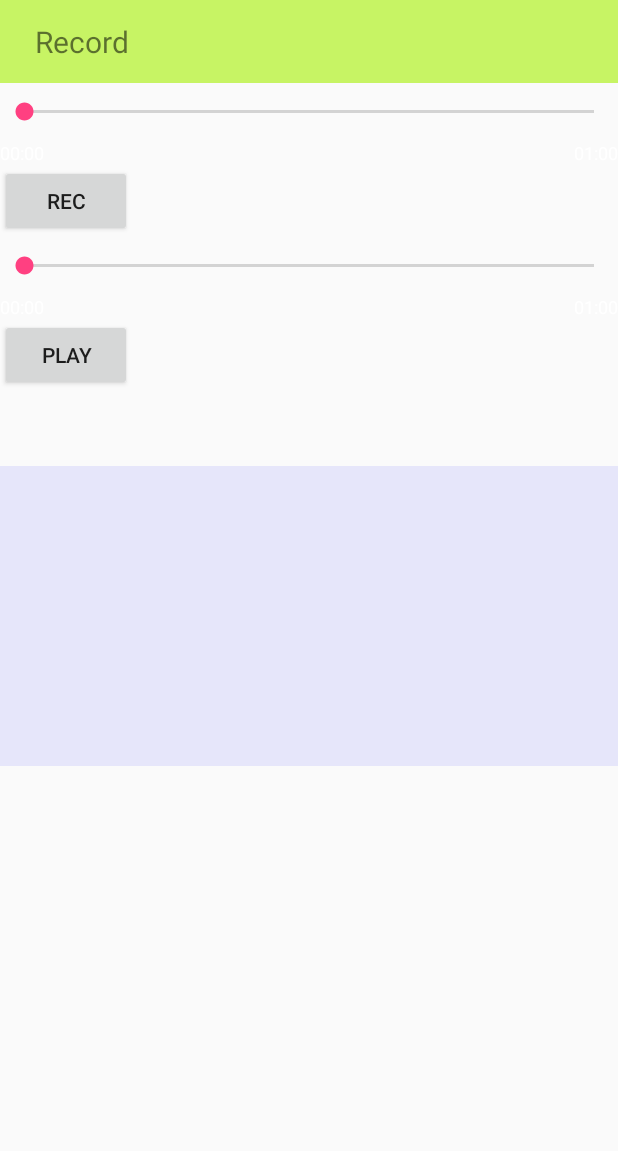
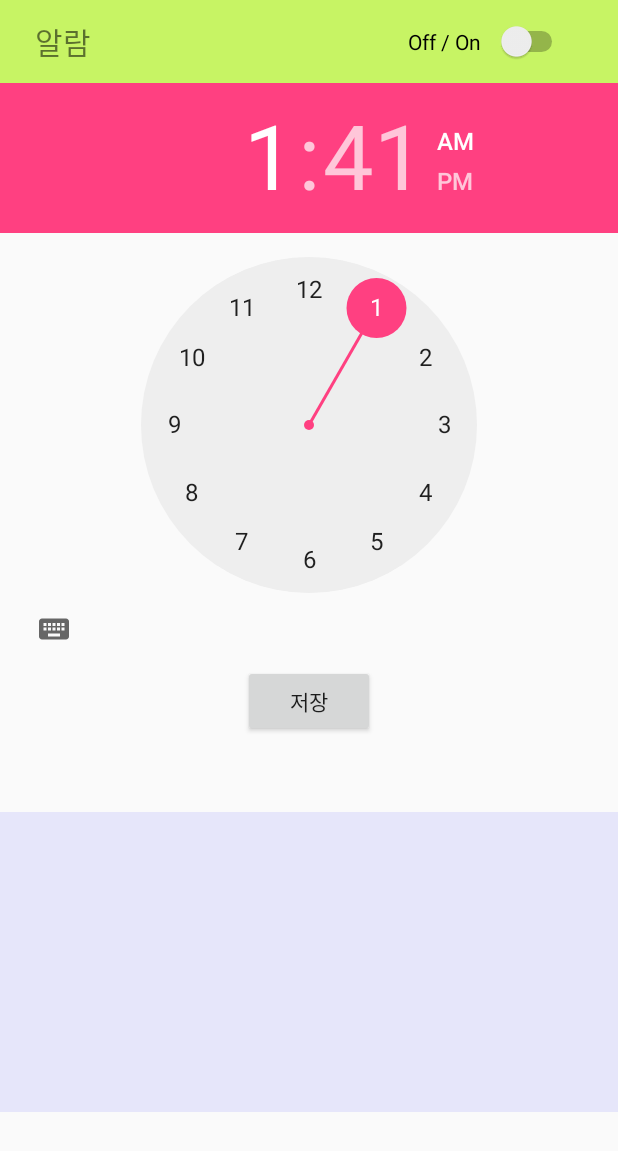
Before and after one commit to ParkMinHyun/DomoDomo_hack, an Android app: the screen it shows after launch (ProgressRecorder), after a tap on "RECORD", on a phone screen of 412 x 824 dp. Shown: the top 1151 px of the screen. Run offline under Robolectric (Android 15) with nearby library versions, the phone set to English and light mode, and no system bars.

Commit message:
[태석] 알람 보내기 기능

```diff
--- a/Hack/app/src/main/java/ensharp/tapcorder/MainActivity.java
+++ b/Hack/app/src/main/java/ensharp/tapcorder/MainActivity.java
@@ -30,20 +30,33 @@ public class MainActivity extends BT_Preference {
     Button btn_LED;
     Button btn_downMusic;
 
+    public static Context context;
+
     @Override
     public void onCreate(Bundle savedInstanceState) {
         super.onCreate(savedInstanceState);
         setContentView(R.layout.activity_menu);
 
+        context = this;
+
         Intent intent=new Intent(this,Splash.class);
         this.startActivity(intent);
+
 
         btn_record = (Button)findViewById(R.id.btn_Record);
         btn_record.setOnClickListener(new Button.OnClickListener(){
             public void onClick(View v){
-                startActivity(new Intent(MainActivity.this, ProgressRecorder.class));
+                Intent intent = new Intent(MainActivity.this,ProgressRecorder.class);
+                intent.putExtra("check",0);
+                startActivity(intent);
             }
         });
+//        if(AlarmCheck.check==1)
+//        {
+//            Intent intent_A = new Intent(MainActivity.this,ProgressRecorder.class);
+//            intent_A.putExtra("check",1);
+//            startActivity(intent_A);
+//        }
         btn_musicFiles = (Button)findViewById(R.id.btn_Music);
         btn_musicFiles.setOnClickListener(new Button.OnClickListener(){
             public void onClick(View v){
--- a/Hack/app/src/main/java/ensharp/tapcorder/Record/ProgressRecorder.java
+++ b/Hack/app/src/main/java/ensharp/tapcorder/Record/ProgressRecorder.java
@@ -10,6 +10,7 @@ import android.content.IntentFilter;
 import android.content.SharedPreferences;
 import android.media.MediaPlayer;
 import android.media.MediaRecorder;
+import android.os.AsyncTask;
 import android.os.Bundle;
 import android.speech.tts.TextToSpeech;
 import android.util.Log;
@@ -17,9 +18,12 @@ import android.view.View;
 import android.widget.AdapterView;
 import android.widget.ArrayAdapter;
 import android.widget.Button;
+import android.widget.CompoundButton;
 import android.widget.ListView;
 import android.widget.SeekBar;
+import android.widget.Switch;
 import android.widget.TextView;
+import android.widget.TimePicker;
 import android.widget.Toast;
 
 import java.io.File;
@@ -31,13 +35,13 @@ import java.util.Locale;
 import java.util.Set;
 import java.util.UUID;
 
+import ensharp.tapcorder.Arduino.ScreenReceiver;
 import ensharp.tapcorder.BT_Preference;
 import ensharp.tapcorder.MainActivity;
 import ensharp.tapcorder.R;
-import ensharp.tapcorder.Arduino.ScreenReceiver;
 //import Smarthangles.org.R;
 
-public class ProgressRecorder extends BT_Preference implements TextToSpeech.OnInitListener,View.OnClickListener, MediaPlayer.OnCompletionListener {
+public class ProgressRecorder extends BT_Preference implements TextToSpeech.OnInitListener, View.OnClickListener, MediaPlayer.OnCompletionListener {
 
 //    class MyThread extends Thread {
 //        @Override
@@ -71,10 +75,13 @@ public class ProgressRecorder extends BT_Preference implements TextToSpeech.OnIn
     byte[] readBuffer;
     int readBufferPosition;
     int counter;
+    int check = 0;
     volatile boolean stopWorker;
+    public static int hours, minutes, nowHours, nowMinutes, nowSeconds;
+    private AsyncTask alarmTask;
 
 
-/////////////////////////////////////////////////////////////
+    /////////////////////////////////////////////////////////////
     //대량의 문자열 데이터를 저장할 Arraylist 객체 생성
     ArrayList<String> mDatas = new ArrayList<String>();
 
@@ -93,7 +100,7 @@ public class ProgressRecorder extends BT_Preference implements TextToSpeech.OnIn
     private int mRecState = REC_STOP;
     private int mPlayerState = PLAY_STOP;
     private SeekBar mRecProgressBar, mPlayProgressBar;
-    private Button mBtnStartRec, mBtnStartPlay;
+    private Button mBtnStartRec, mBtnStartPlay, btnAlarmCheck;
     private String mFileName = "recordFile1.amr";
 
     private TextView mTvPlayMaxPoint;
@@ -101,8 +108,8 @@ public class ProgressRecorder extends BT_Preference implements TextToSpeech.OnIn
     private int mCurRecTimeMs = 0;
     private int mCurProgressTimeDisplay = 0;
 
-    private String newRecordFile="recordFile1"; //녹음파일이 null일때 파일명 시작값
-    private String mFilePath ; //녹음파일 디렉터리 위치
+    private String newRecordFile = "recordFile1"; //녹음파일이 null일때 파일명 시작값
+    private String mFilePath; //녹음파일 디렉터리 위치
 
     // 녹음시 SeekBar처리(old Version)
 //    Handler mProgressHandler = new Handler() {
@@ -154,6 +161,11 @@ public class ProgressRecorder extends BT_Preference implements TextToSpeech.OnIn
     public void onCreate(Bundle savedInstanceState) {
         super.onCreate(savedInstanceState);
         setContentView(R.layout.activity_record);
+
+//        Intent intent = getIntent();
+//        check = intent.getExtras().getInt("check");
+
+
 ///////////////////////////////////////////////////
         SharedPreferences mPairedSettings;
         mPairedSettings = getSharedPreferences(BT_PREFERENCE, Context.MODE_PRIVATE);
@@ -162,7 +174,8 @@ public class ProgressRecorder extends BT_Preference implements TextToSpeech.OnIn
             // 사실 선택하지 않으면 이 화면으로 오지 않는다
         }
         devicename = mPairedSettings.getString(BP_PREFERENCES_PAIRED_DEVICE, "");
-        info_textview = 			(TextView) findViewById(R.id.textview_info);
+        info_textview = (TextView) findViewById(R.id.textview_info);
+
 
         // 스크린이 꺼지면 bluetooth를 자동으로 연결 끊기 위해서 BroadcastReceiver 설정
         // 전화가 온다거나 다른 작업을 할 경우에는 블루투스 연결을 끊도록 하기위해서
@@ -177,29 +190,69 @@ public class ProgressRecorder extends BT_Preference implements TextToSpeech.OnIn
         ///////////////////////////////////////////
         // SD카드에 디렉토리를 만든다.
         mFilePath = MakeRecordDir.makeDir("progress_recorder");
-        Log.i("mFilePath~~??",mFilePath); ///storage/emulated/0/progress_recorder/
+        Log.i("mFilePath~~??", mFilePath); ///storage/emulated/0/progress_recorder/
 
-        mBtnStartRec = (Button) findViewById(R.id.btnStartRec);
-        mBtnStartPlay = (Button) findViewById(R.id.btnStartPlay);
-        mRecProgressBar = (SeekBar) findViewById(R.id.recProgressBar);
-        mPlayProgressBar = (SeekBar) findViewById(R.id.playProgressBar);
-        mTvPlayMaxPoint = (TextView) findViewById(R.id.tvPlayMaxPoint);
+//        mBtnStartRec = (Button) findViewById(R.id.btnStartRec);
+//        mBtnStartPlay = (Button) findViewById(R.id.btnStartPlay);
+//        mRecProgressBar = (SeekBar) findViewById(R.id.recProgressBar);
+//        mPlayProgressBar = (SeekBar) findViewById(R.id.playProgressBar);
+//        mTvPlayMaxPoint = (TextView) findViewById(R.id.tvPlayMaxPoint);
 
-        mBtnStartRec.setOnClickListener(this);
-        mBtnStartPlay.setOnClickListener(this);
+//        mBtnStartRec.setOnClickListener(this);
+//        mBtnStartPlay.setOnClickListener(this);
+
+        Switch alarmSwitch = (Switch) findViewById(R.id.alarm_on_off);
+        alarmSwitch.setOnCheckedChangeListener(new Switch.OnCheckedChangeListener() {
+            @Override
+            public void onCheckedChanged(CompoundButton compoundButton, boolean b) {
+                if (b) {
+
+                } else {
+                    check = 0;
+                }
+            }
+        });
 
 
-        Log.i("~~progrRecorder~~mRoot",mFilePath);
+        btnAlarmCheck = (Button) findViewById(R.id.btn_alarm_check);
+        btnAlarmCheck.setOnClickListener(new Button.OnClickListener() {
+            @Override
+            public void onClick(View view) {
+                try {
+                    sendData(String.valueOf(hours)+":"+String.valueOf(minutes)+":00");
+                } catch (IOException e) {
+                    e.printStackTrace();
+                }
+//                SimpleDateFormat formatter1 = new SimpleDateFormat("HH", Locale.KOREA);
+//                SimpleDateFormat formatter2 = new SimpleDateFormat("mm", Locale.KOREA);
+//                SimpleDateFormat formatter3 = new SimpleDateFormat("ss", Locale.KOREA);
+//                Date currentTime = new Date();
+//                final String dTime1 = formatter1.format(currentTime);
+//                final String dTime2 = formatter2.format(currentTime);
+//                final String dTime3 = formatter3.format(currentTime);
+//                nowHours = Integer.parseInt(dTime1);
+//                nowMinutes = Integer.parseInt(dTime2);
+//                nowSeconds = Integer.parseInt(dTime3);
+//                alarmTask = new AlarmCheck().execute();
+//                try {
+//                    sendData("Start Alarm");
+//                } catch (IOException e) {
+//                    e.printStackTrace();
+//                }
+//                Toast.makeText(ProgressRecorder.this, "알람 설정 완료", Toast.LENGTH_SHORT).show();
+            }
+        });
+
+        Log.i("~~progrRecorder~~mRoot", mFilePath);
         String[] fileList = getFileList(mFilePath);
-        for(int i=0; i < fileList.length; i++)
-        {
+        for (int i = 0; i < fileList.length; i++) {
             Log.d("~~~~fileList[i]~~~", fileList[i]);
             mDatas.add(fileList[i]); //리스트뷰에 디렉터리에 있는 파일띄우기
         }
         //fileList다음으로 등록할 recordFile명 지정
-        if(fileList.length!=0){
-            newRecordFile="recordFile"+String.valueOf(fileList.length+1);
-            Log.d("~~~~newrecordFile명::",newRecordFile);
+        if (fileList.length != 0) {
+            newRecordFile = "recordFile" + String.valueOf(fileList.length + 1);
+            Log.d("~~~~newrecordFile명::", newRecordFile);
         }
 
         //ListView가 보여줄 뷰를 만들어내는 Adapter 객체 생성
@@ -209,13 +262,42 @@ public class ProgressRecorder extends BT_Preference implements TextToSpeech.OnIn
         //세번째 파라미터 : adapter가 뷰로 만들어줄 대량의 데이터들
         //본 예제에서는 문자열만 하나씩 보여주면 되기 때문에 두번째 파라미터의 뷰 모먕은 Android 시스템에서 제공하는
         //기본 Layout xml 파일을 사용함.
-        ArrayAdapter adapter = new ArrayAdapter(this, android.R.layout.simple_list_item_1, mDatas);
-        listview = (ListView) findViewById(R.id.listview_rec);
-        listview.setAdapter(adapter); //위에 만들어진 Adapter를 ListView에 설정 : xml에서 'entries'속성
+//        ArrayAdapter adapter = new ArrayAdapter(this, android.R.layout.simple_list_item_1, mDatas);
+//        listview = (ListView) findViewById(R.id.listview_rec);
+//        listview.setAdapter(adapter); //위에 만들어진 Adapter를 ListView에 설정 : xml에서 'entries'속성
 
         //ListView의 아이템 하나가 클릭되는 것을 감지하는 Listener객체 설정 (Button의 OnClickListener와 같은 역할)
-        listview.setOnItemClickListener(listener);
+//        listview.setOnItemClickListener(listener);
 
+        TimePicker alarm = (TimePicker) findViewById(R.id.alarmTime);
+        alarm.setOnTimeChangedListener(new TimePicker.OnTimeChangedListener() {
+            @Override
+            public void onTimeChanged(TimePicker timePicker, int hour, int minute) {
+                hours = hour;
+                minutes = minute;
+//                Toast.makeText(ProgressRecorder.this, String.valueOf(hours) + String.valueOf(minutes), Toast.LENGTH_SHORT).show();
+//                    try {
+//                        sendData(String.valueOf(0));
+//                    } catch (IOException e) {
+//                        e.printStackTrace();
+//                    }
+
+            }
+        });
+//        if (check == 1) {
+//            Toast.makeText(ProgressRecorder.this, "성공", Toast.LENGTH_SHORT).show();
+//            try {
+//                sendData("hi");
+//            } catch (IOException e) {
+//                e.printStackTrace();
+//            }
+//
+//
+//        }
+//        else
+//        {
+//            tts = new TextToSpeech(this, this);
+//        }
 
     }
 
@@ -224,13 +306,13 @@ public class ProgressRecorder extends BT_Preference implements TextToSpeech.OnIn
         // 폴더 경로를 지정해서 File 객체 생성
         File fileRoot = new File(strPath);
         // 해당 경로가 폴더가 아니라면 함수 탈출
-        if( fileRoot.isDirectory() == false ) {
-            Log.i("getFileList~~","해당 경로가 폴더가 아닙니다");
+        if (fileRoot.isDirectory() == false) {
+            Log.i("getFileList~~", "해당 경로가 폴더가 아닙니다");
             return null;
         }
         // 파일 목록을 구한다
         String[] fileList = fileRoot.list();
-        Log.i("~~~getfileList~~Count","fileList의 갯수는 "+ fileList.length);
+        Log.i("~~~getfileList~~Count", "fileList의 갯수는 " + fileList.length);
         return fileList;
     }
 
@@ -298,21 +380,21 @@ public class ProgressRecorder extends BT_Preference implements TextToSpeech.OnIn
 
     // 버튼의 OnClick 이벤트 리스너
     public void onClick(View v) {
-        switch (v.getId()) {
-            case R.id.btnStartRec:
-
-                mBtnStartRecOnClick();
-                break;
-            case R.id.btnStartPlay:
-                try {
-                    mBtnStartPlayOnClick(mFileName);
-                } catch (IOException e) {
-                    e.printStackTrace();
-                }
-                break;
-            default:
-                break;
-        }
+//        switch (v.getId()) {
+//            case R.id.btnStartRec:
+//
+//                mBtnStartRecOnClick();
+//                break;
+//            case R.id.btnStartPlay:
+//                try {
+//                    mBtnStartPlayOnClick(mFileName);
+//                } catch (IOException e) {
+//                    e.printStackTrace();
+//                }
+//                break;
+//            default:
+//                break;
+//        }
     }
 
     //REC버튼 눌렀을때 녹음 시작 및 종료 메서드(리스트뷰에 리스트 추가)
@@ -325,7 +407,7 @@ public class ProgressRecorder extends BT_Preference implements TextToSpeech.OnIn
 
 
             //리스트뷰 문자열 데이터 ArrayList에 추가
-            mDatas.add(newRecordFile+".amr");
+            mDatas.add(newRecordFile + ".amr");
             ArrayAdapter adapter = new ArrayAdapter(this, android.R.layout.simple_list_item_1, mDatas);
             listview = (ListView) findViewById(R.id.listview_rec);
             listview.setAdapter(adapter); //위에 만들어진 Adapter를 ListView에 설정 : xml에서 'entries'속성
@@ -364,8 +446,8 @@ public class ProgressRecorder extends BT_Preference implements TextToSpeech.OnIn
             mRecorder.setAudioSource(MediaRecorder.AudioSource.MIC);
             mRecorder.setOutputFormat(MediaRecorder.OutputFormat.RAW_AMR);
             mRecorder.setAudioEncoder(MediaRecorder.AudioEncoder.DEFAULT);
-            mRecorder.setOutputFile(mFilePath+newRecordFile+".amr"); //newRecordFile명의 음성파일에 음성 녹음.
-            Log.d("setoutputFile문제??",newRecordFile+".amr");
+            mRecorder.setOutputFile(mFilePath + newRecordFile + ".amr"); //newRecordFile명의 음성파일에 음성 녹음.
+            Log.d("setoutputFile문제??", newRecordFile + ".amr");
             mRecorder.prepare();
             mRecorder.start();
         } catch (IllegalStateException e) {
@@ -390,7 +472,7 @@ public class ProgressRecorder extends BT_Preference implements TextToSpeech.OnIn
 //        mProgressHandler.sendEmptyMessageDelayed(0, 0);
     }
 
-    private void mBtnStartPlayOnClick(String mFileName) throws IOException{
+    private void mBtnStartPlayOnClick(String mFileName) throws IOException {
         if (mPlayerState == PLAY_STOP) {
             mPlayerState = PLAYING;
             startPlay(mFileName);
@@ -489,6 +571,7 @@ public class ProgressRecorder extends BT_Preference implements TextToSpeech.OnIn
             mBtnStartPlay.setText("Stop");
 
     }
+
     @Override
     public void onBackPressed() {
         try
@@ -501,7 +584,7 @@ public class ProgressRecorder extends BT_Preference implements TextToSpeech.OnIn
                 Thread.sleep(500);
 
             } catch (InterruptedException e) { }
-            //closeBT();
+            closeBT();
             try {
 
                 Thread.sleep(1000);
@@ -518,8 +601,8 @@ public class ProgressRecorder extends BT_Preference implements TextToSpeech.OnIn
 
         super.onBackPressed();
     }
-    public void sendData(String msg) throws IOException
-    {
+
+    public void sendData(String msg) throws IOException {
         //String msg = myTextbox.getText().toString();
         msg = msg.trim();
         msg += "\n";
@@ -541,13 +624,11 @@ public class ProgressRecorder extends BT_Preference implements TextToSpeech.OnIn
                 // btnSpeak.setEnabled(true);
                 speakOut("start");
 
-                try
-                {
+                try {
                     findBT();
                     openBT();
 
-                }
-                catch (IOException ex) {
+                } catch (IOException ex) {
                     speakOut("fail to open connection.");
                     startActivity(new Intent(ProgressRecorder.this, MainActivity.class));
 
@@ -588,7 +669,7 @@ public class ProgressRecorder extends BT_Preference implements TextToSpeech.OnIn
                     Thread.sleep(1000);
 
                 } catch (InterruptedException e) { }
-                //closeBT();
+                closeBT();
 
 
 
@@ -605,27 +686,21 @@ public class ProgressRecorder extends BT_Preference implements TextToSpeech.OnIn
     }
 
     // 페어링된 기기중에서 사용자가 선택한 블루투스를 실제로 찾는다.
-    void findBT()
-    {
+    void findBT() {
         mBluetoothAdapter = BluetoothAdapter.getDefaultAdapter();
-        if(mBluetoothAdapter == null)
-        {
+        if (mBluetoothAdapter == null) {
             speakOut("No bluetooth adapter available");
         }
 
-        if(!mBluetoothAdapter.isEnabled())
-        {
+        if (!mBluetoothAdapter.isEnabled()) {
             Intent enableBluetooth = new Intent(BluetoothAdapter.ACTION_REQUEST_ENABLE);
             startActivityForResult(enableBluetooth, 0);
         }
 
         Set<BluetoothDevice> pairedDevices = mBluetoothAdapter.getBondedDevices();
-        if(pairedDevices.size() > 0)
-        {
-            for(BluetoothDevice device : pairedDevices)
-            {
-                if(device.getName().equals(devicename))
-                {
+        if (pairedDevices.size() > 0) {
+            for (BluetoothDevice device : pairedDevices) {
+                if (device.getName().equals(devicename)) {
                     mmDevice = device;
                     break;
                 }
@@ -635,8 +710,7 @@ public class ProgressRecorder extends BT_Preference implements TextToSpeech.OnIn
     }
 
     //찾은 블루투스를 안드로이드 폰과 연결한다
-    void openBT() throws IOException
-    {
+    void openBT() throws IOException {
         UUID uuid = UUID.fromString("00001101-0000-1000-8000-00805f9b34fb"); //Standard SerialPortService ID
         mmSocket = mmDevice.createRfcommSocketToServiceRecord(uuid);
         mmSocket.connect();
@@ -646,7 +720,6 @@ public class ProgressRecorder extends BT_Preference implements TextToSpeech.OnIn
 
         speakOut("Connection Opened");
         is_connected = true;
-
 
 
         String msg = "start";
@@ -660,8 +733,7 @@ public class ProgressRecorder extends BT_Preference implements TextToSpeech.OnIn
 
 
     //블루투스를 안드로이드와 연결 해제한다.
-    void closeBT() throws IOException
-    {
+    void closeBT() throws IOException {
         String msg = "stop";
         msg += "\n";
         mmOutputStream.write(msg.getBytes());
@@ -669,11 +741,8 @@ public class ProgressRecorder extends BT_Preference implements TextToSpeech.OnIn
 
             Thread.sleep(100);
 
-        } catch (InterruptedException e) { }
-
-
-
-
+        } catch (InterruptedException e) {
+        }
 
 
         stopWorker = true;
--- a/Hack/app/src/main/res/layout/activity_record.xml
+++ b/Hack/app/src/main/res/layout/activity_record.xml
@@ -3,138 +3,46 @@
     android:layout_width="fill_parent"
     android:layout_height="fill_parent"
     android:orientation="vertical" >
+    <RelativeLayout
+        android:layout_width="match_parent"
+        android:layout_height="55dp">
     <TextView
         android:layout_width="match_parent"
         android:layout_height="55dp"
-        android:text="     Record"
+        android:text="     알람"
         android:textSize="20dp"
         android:id="@+id/textView2"
         android:gravity="fill_horizontal|center"
         android:background="#C7F464" />
+
+        <Switch
+            android:layout_width="wrap_content"
+            android:layout_height="wrap_content"
+            android:text="Off / On   "
+            android:id="@+id/alarm_on_off"
+            android:checked="false"
+            android:layout_alignParentTop="true"
+            android:layout_alignParentEnd="true"
+            android:layout_marginEnd="33dp"
+            android:layout_alignParentBottom="true" />
+    </RelativeLayout>
     <!-- progress bar -->
-    <LinearLayout
-        android:layout_width="fill_parent"
-        android:layout_height="wrap_content"
-        android:background="@null"
-        android:gravity="center_vertical|center_horizontal"
-        android:orientation="vertical" >
-
-        <SeekBar
-            android:id="@+id/recProgressBar"
-            android:layout_width="fill_parent"
-            android:layout_height="wrap_content"
-            android:layout_gravity="center_vertical|center_horizontal"
-            android:max="60000"
-            android:padding="10dp"
-            android:progress="0" />
-
-        <RelativeLayout
-            android:layout_width="fill_parent"
-            android:layout_height="wrap_content"
-            android:background="@null"
-            android:gravity="center_vertical"
-            android:orientation="vertical" >
-
-            <TextView
-                android:id="@+id/tvRecStartPoint"
-                android:layout_width="wrap_content"
-                android:layout_height="wrap_content"
-                android:layout_alignParentLeft="true"
-                android:layout_gravity="center_vertical|left"
-                android:text="00:00"
-                android:textColor="#FFFFFF"
-                android:textSize="12sp" />
-
-            <TextView
-                android:id="@+id/tvRecMaxPoint"
-                android:layout_width="wrap_content"
-                android:layout_height="wrap_content"
-                android:layout_alignParentRight="true"
-                android:layout_gravity="center_vertical|right"
-                android:text="01:00"
-                android:textColor="#FFFFFF"
-                android:textSize="12sp" />
-        </RelativeLayout>
-    </LinearLayout>
-
-    <LinearLayout
-        android:layout_width="wrap_content"
-        android:layout_height="wrap_content"
-        android:background="@null"
-        android:gravity="center_vertical|center_horizontal"
-        android:orientation="horizontal" >
-
-        <Button
-            android:id="@+id/btnStartRec"
-            android:layout_width="fill_parent"
-            android:layout_height="wrap_content"
-            android:text="Rec"
-            android:textSize="14sp" />
-
-    </LinearLayout>
 
     <!-- progress bar -->
 
-    <LinearLayout
-        android:layout_width="fill_parent"
+
+    <TimePicker
+        android:layout_width="match_parent"
         android:layout_height="wrap_content"
-        android:background="@null"
-        android:gravity="center_vertical|center_horizontal"
-        android:orientation="vertical" >
+        android:id="@+id/alarmTime"
+        android:layout_gravity="center_horizontal" />
 
-        <SeekBar
-            android:id="@+id/playProgressBar"
-            android:layout_width="fill_parent"
-            android:layout_height="wrap_content"
-            android:layout_gravity="center_vertical|center_horizontal"
-            android:max="60000"
-            android:padding="10dp"
-            android:progress="0" />
-
-        <RelativeLayout
-            android:layout_width="fill_parent"
-            android:layout_height="wrap_content"
-            android:background="@null"
-            android:gravity="center_vertical"
-            android:orientation="vertical" >
-
-            <TextView
-                android:id="@+id/tvPlayStartPoint"
-                android:layout_width="wrap_content"
-                android:layout_height="wrap_content"
-                android:layout_alignParentLeft="true"
-                android:layout_gravity="center_vertical|left"
-                android:text="00:00"
-                android:textColor="#FFFFFF"
-                android:textSize="12sp" />
-
-            <TextView
-                android:id="@+id/tvPlayMaxPoint"
-                android:layout_width="wrap_content"
-                android:layout_height="wrap_content"
-                android:layout_alignParentRight="true"
-                android:layout_gravity="center_vertical|right"
-                android:text="01:00"
-                android:textColor="#FFFFFF"
-                android:textSize="12sp" />
-        </RelativeLayout>
-    </LinearLayout>
-
-    <LinearLayout
+    <Button
         android:layout_width="wrap_content"
         android:layout_height="wrap_content"
-        android:background="@null"
-        android:gravity="center_vertical|center_horizontal"
-        android:orientation="horizontal" >
-
-        <Button
-            android:id="@+id/btnStartPlay"
-            android:layout_width="fill_parent"
-            android:layout_height="wrap_content"
-            android:text="Play"
-            android:textSize="14sp" />
-    </LinearLayout>
-
+        android:text="저장"
+        android:id="@+id/btn_alarm_check"
+        android:layout_gravity="center_horizontal" />
 
     <ListView
         android:id="@+id/listview_rec"
```
Also changed, not shown: Hack/app/src/main/java/ensharp/tapcorder/AlarmCheck.java (added, +113 -0 lines), Hack/app/src/main/java/ensharp/tapcorder/Arduino/ControlArduino.java (+20 -20 lines), Hack/app/src/main/java/ensharp/tapcorder/Music/Activity_Music.java (+4 -6 lines), 1 other file.
